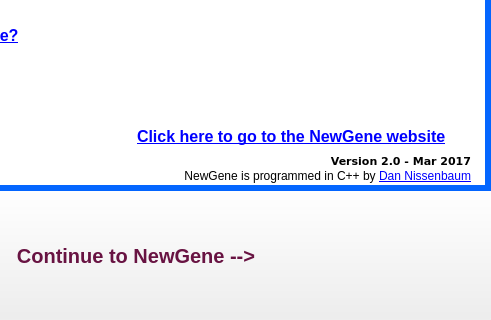
daniel347x/newgene, file NewGeneUI/NewGene/Widgets/splash.ui: the form before one commit; both pictures show x 220 to 711 and y 430 to 750 of the 711 by 750 pixel window.
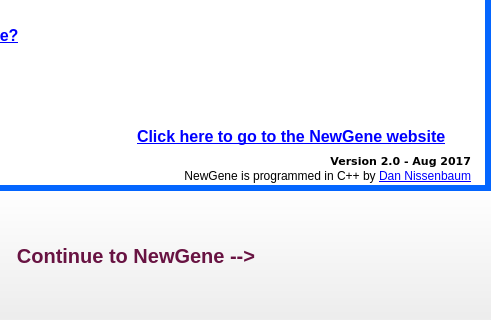
The form after the commit. Icons and pictures are not drawn.

Commit message: A handful of remaining tasks - add space surrounding calendar controls; give warning on Mac when dataset doesn't load to deal with iCloud data loading bug; potentially resolve bug in which warning text for a VG was not appearing; move the 'Simple Mode' checkbox; and hide the 'Output' menu (and the 'About' menu and the menu bar) in Simple mode.

The edit to the form file:
```diff
--- a/NewGeneUI/NewGene/Widgets/splash.ui
+++ b/NewGeneUI/NewGene/Widgets/splash.ui
@@ -191,7 +191,7 @@
         <string notr="true">#label_version {font-family: Verdana; font-size: 11px; color: #000000; font-weight: bold;}</string>
        </property>
        <property name="text">
-        <string>Version 2.0 - Mar 2017</string>
+        <string>Version 2.0 - Aug 2017</string>
        </property>
        <property name="alignment">
         <set>Qt::AlignRight|Qt::AlignTrailing|Qt::AlignVCenter</set>
```
The commit also changes 4 other files.
